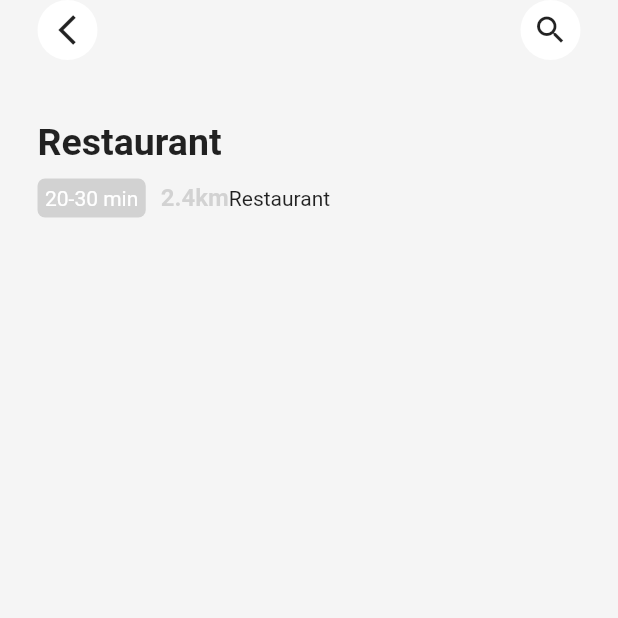
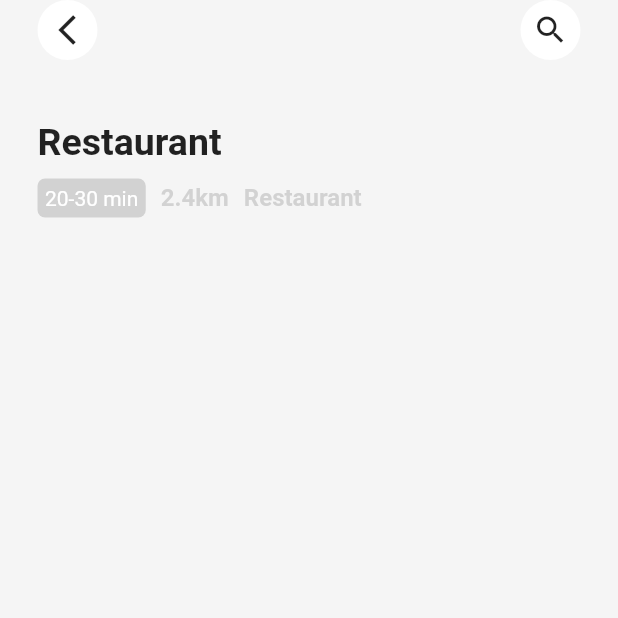
Before and after one commit to paradigm-lab/food-delivery-app, a Flutter app: the screen it shows after launch, on a phone screen of 412 x 824 dp, the top half of it. Run offline on Flutter 3.47's test engine with Material 2 defaults, Android fonts, the phone set to English and light mode, and no system bars.

Commit message:
Customized the label of the restaurant

```diff
--- a/lib/screens/home/widget/restaurant_info.dart
+++ b/lib/screens/home/widget/restaurant_info.dart
@@ -48,8 +48,15 @@ class RestaurantInfo extends StatelessWidget {
                               color: Colors.grey.withOpacity(0.4),
                             ),
                         ),
+                        const SizedBox(width: 10),
+                        Text(restaurant.label,
+                        style: TextStyle(
+                          fontSize: 16,
+                          fontWeight: FontWeight.bold,
+                          color: Colors.grey.withOpacity(0.4),
+                          ),
+                        ),
 
-                        Text(restaurant.label),
                       ],
                     )
                   ],
```
